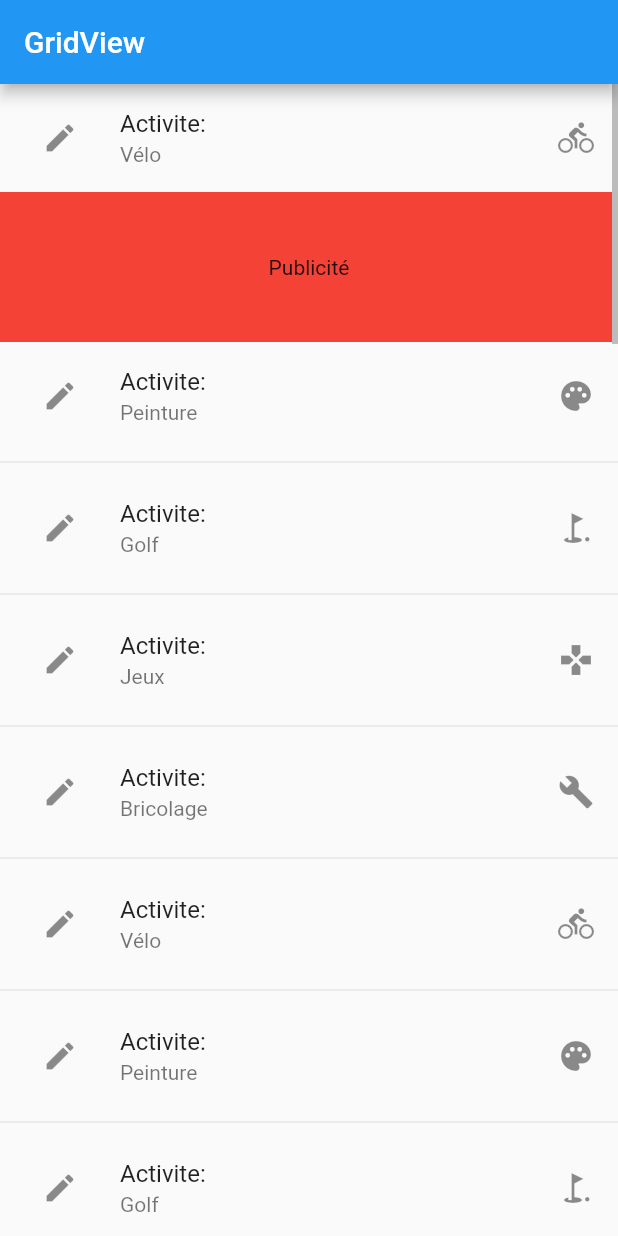
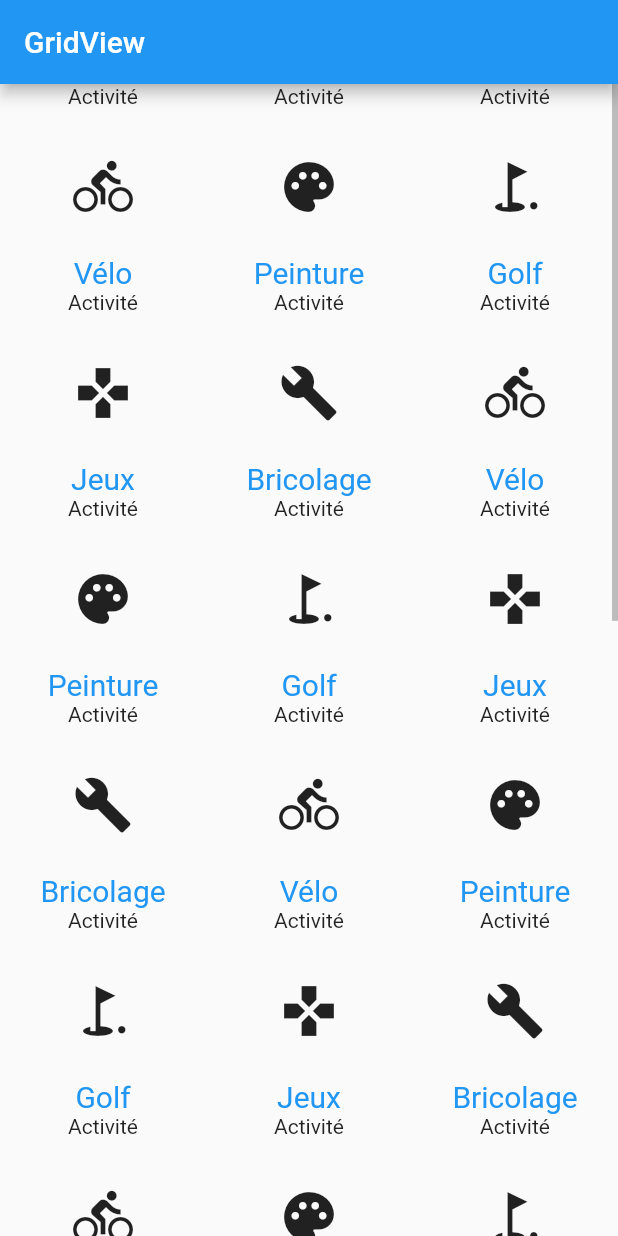
Before and after one commit to fabienlierville/-flutter_ril21-2_scroll, a Flutter app: the screen it shows after launch, on a phone screen of 412 x 824 dp. Run offline on Flutter 3.47's test engine with Material 2 defaults, Android fonts, the phone set to English and light mode, and no system bars.

Commit message:
GridView

```diff
--- a/lib/pages/page_grid_view.dart
+++ b/lib/pages/page_grid_view.dart
@@ -83,64 +83,16 @@ class _PageGridViewState extends State<PageGridView> {
         child: Scrollbar(
           controller: activiteController,
           isAlwaysShown: true,
-          child: ListView.separated(
+          child: GridView.builder(
+            gridDelegate: SliverGridDelegateWithFixedCrossAxisCount(crossAxisCount: 3),
             itemCount: activites.length,
             controller: activiteController,
-            separatorBuilder: (context, index){
-              if(index%10==0){
-                return Container(
-                  height: 100,
-                  color: Colors.red,
-                  child: Text("Publicité"),
-                  alignment: Alignment.center,
-                );
-              }
-              return Divider();
-
-            },
             itemBuilder: (context, index){
               Activite activite = activites[index];
-              return Dismissible(
-                key: Key(activite.nom),
-                onDismissed: (DismissDirection direction){
-                  print(direction);
-                  setState(() {
-                    activites.removeAt(index);
-                  });
-                  ScaffoldMessenger.of(context).showSnackBar(SnackBar(content: Text("${activite.nom} a bien été supprimée")));
-                },
-                background: Container(
-                  color: Colors.red,
-                  child: Row(
-                    children: [
-                      Icon(Icons.delete, color: Colors.white,),
-                      Text("Supprimer")
-                    ],
-                  ),
-                ),
-                secondaryBackground:Container(
-                  color: Colors.green,
-                  child: Row(
-                    mainAxisAlignment: MainAxisAlignment.end,
-                    children: [
-                      Text("Archiver"),
-                      Icon(Icons.folder, color: Colors.white,),
-                    ],
-                  ),
-                ) ,
-                child: ListTile(
-                  title: Text("Activite:"),
-                  subtitle: Text(activite.nom),
-                  trailing: Icon(activite.icone),
-                  leading: IconButton(
-                    icon: Icon(Icons.edit),
-                    onPressed: (){
-                      setState(() {
-                        activites[index].nom = "Toto";
-                      });
-                    },
-                  ),
-                ),
+              return GridTile(
+                  header: Text("Activité", textAlign: TextAlign.center),
+                child: Icon(activite.icone, size: 40,),
+                footer: Text(activite.nom, textAlign: TextAlign.center,style: TextStyle(color: Colors.blue, fontSize: 20),),
               );
             },
           ),
```
